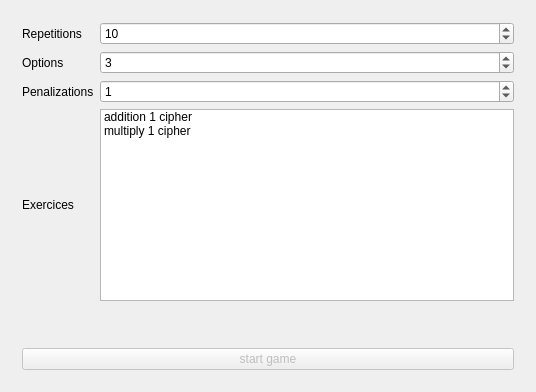
Old version of the form math_practice.ui in the repository jleahred/kids-math-practice.
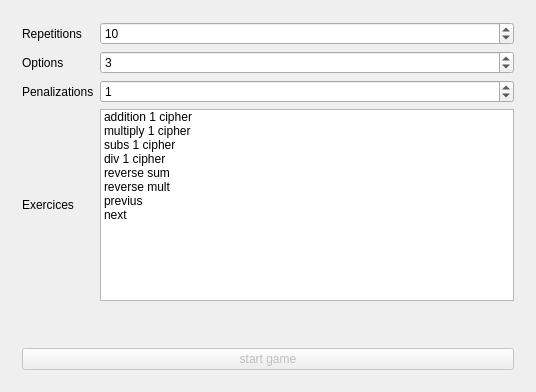
New version of the form. Custom widgets are drawn as their Qt base class.

```diff
--- a/math_practice.ui
+++ b/math_practice.ui
@@ -133,6 +133,54 @@
             <enum>Unchecked</enum>
            </property>
           </item>
+          <item>
+           <property name="text">
+            <string>subs 1 cipher</string>
+           </property>
+           <property name="checkState">
+            <enum>Unchecked</enum>
+           </property>
+          </item>
+          <item>
+           <property name="text">
+            <string>div 1 cipher</string>
+           </property>
+           <property name="checkState">
+            <enum>Unchecked</enum>
+           </property>
+          </item>
+          <item>
+           <property name="text">
+            <string>reverse sum</string>
+           </property>
+           <property name="checkState">
+            <enum>Unchecked</enum>
+           </property>
+          </item>
+          <item>
+           <property name="text">
+            <string>reverse mult</string>
+           </property>
+           <property name="checkState">
+            <enum>Unchecked</enum>
+           </property>
+          </item>
+          <item>
+           <property name="text">
+            <string>previus</string>
+           </property>
+           <property name="checkState">
+            <enum>Unchecked</enum>
+           </property>
+          </item>
+          <item>
+           <property name="text">
+            <string>next</string>
+           </property>
+           <property name="checkState">
+            <enum>Unchecked</enum>
+           </property>
+          </item>
          </widget>
         </item>
        </layout>
```
